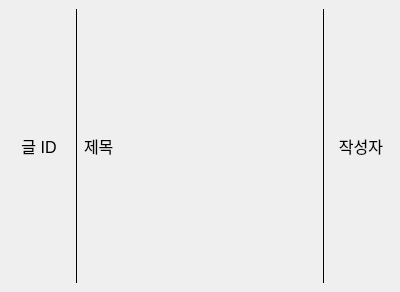
Old version of the form ui/postlistitemwidget.ui in the repository sm136599/VEDA_Qt_blog_client.
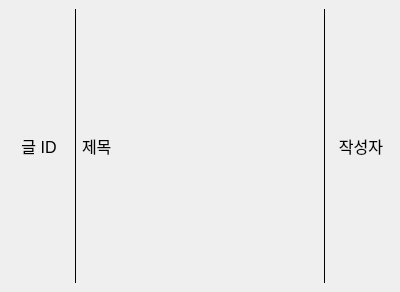
New version of the form.

Commit message: design : 게시물 리스트 구분선 변경

What changed in the file:
```diff
--- a/ui/postlistitemwidget.ui
+++ b/ui/postlistitemwidget.ui
@@ -77,6 +77,12 @@
       </item>
       <item>
        <widget class="Line" name="line">
+        <property name="maximumSize">
+         <size>
+          <width>1</width>
+          <height>16777215</height>
+         </size>
+        </property>
         <property name="frameShadow">
          <enum>QFrame::Plain</enum>
         </property>
@@ -99,6 +105,12 @@
       </item>
       <item>
        <widget class="Line" name="line_2">
+        <property name="maximumSize">
+         <size>
+          <width>1</width>
+          <height>16777215</height>
+         </size>
+        </property>
         <property name="frameShadow">
          <enum>QFrame::Plain</enum>
         </property>
```
